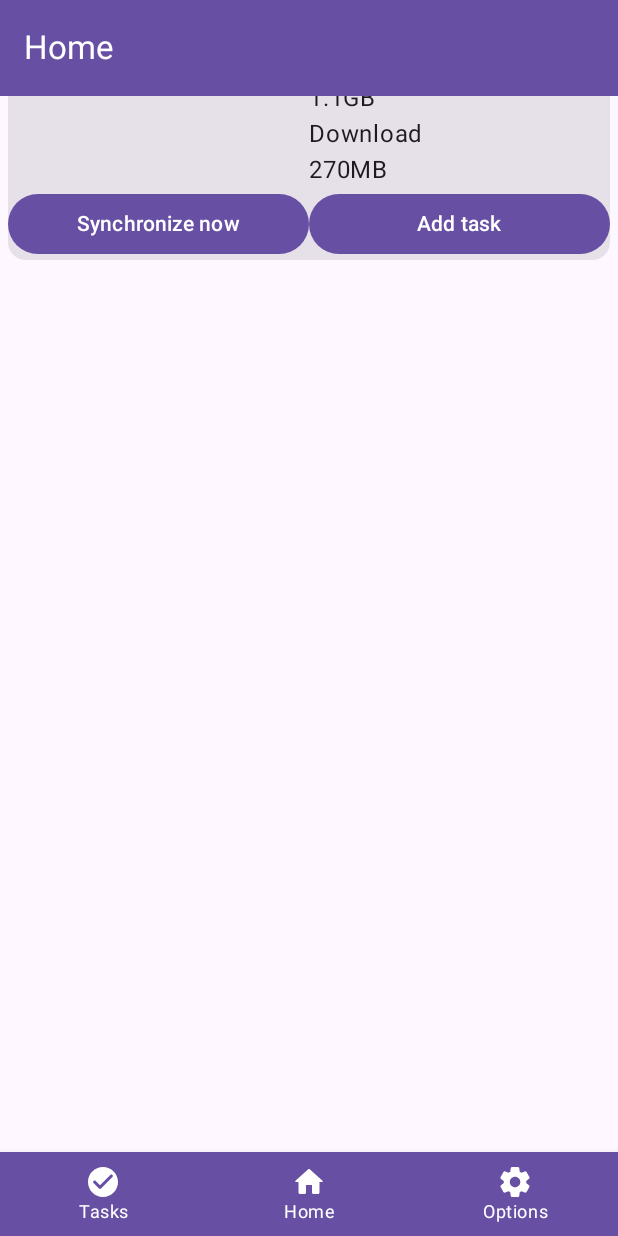
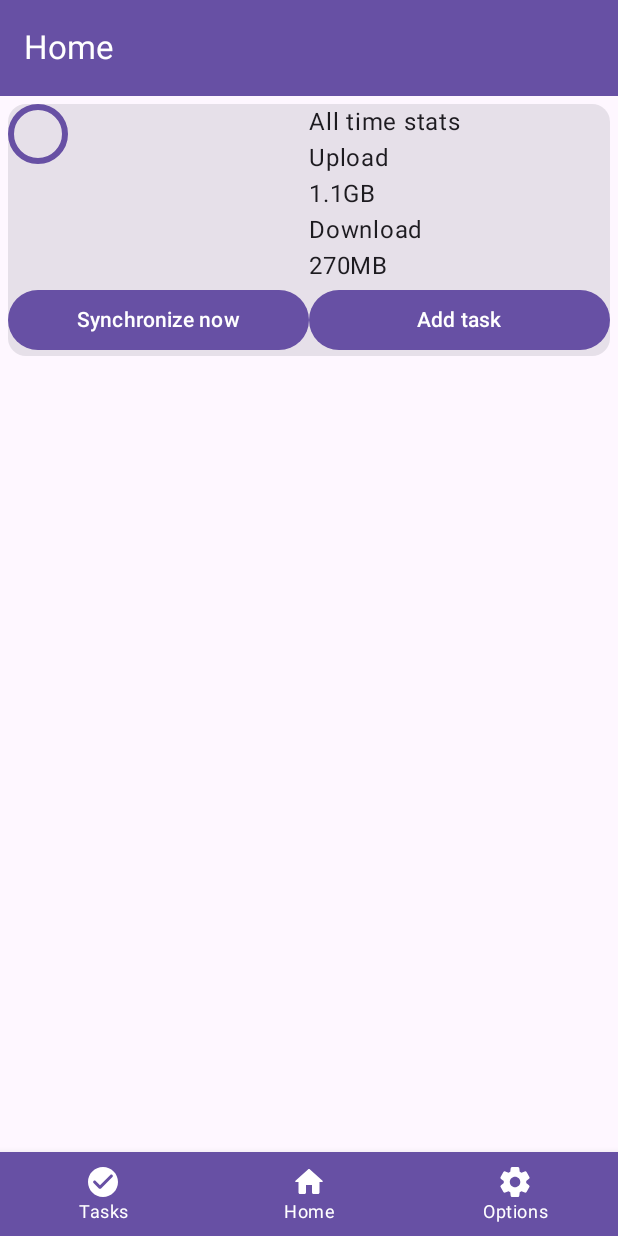
Before and after one commit to DanyaSWorlD/NextSync, an Android app built with Jetpack Compose: the screen it shows after launch (MainActivity), on a phone screen of 412 x 824 dp. Run offline under Robolectric (Android 15) with nearby library versions, the phone set to English and light mode, and no system bars.

Commit message:
Fix Ui rendering behind top app bar

```diff
--- a/app/src/main/java/com/next/sync/MainActivity.kt
+++ b/app/src/main/java/com/next/sync/MainActivity.kt
@@ -1,38 +1,36 @@
 package com.next.sync
 
-import android.content.res.Resources.Theme
 import android.os.Bundle
 import androidx.activity.ComponentActivity
 import androidx.activity.compose.setContent
-import androidx.compose.foundation.isSystemInDarkTheme
+import androidx.compose.foundation.layout.Column
 import androidx.compose.foundation.layout.RowScope
 import androidx.compose.foundation.layout.fillMaxSize
 import androidx.compose.foundation.layout.padding
-import androidx.compose.material3.Scaffold
-import androidx.compose.material3.Surface
-import androidx.compose.runtime.Composable
-import androidx.compose.ui.Modifier
-import androidx.compose.ui.tooling.preview.Preview
-import androidx.navigation.NavHostController
-import androidx.navigation.compose.NavHost
-import androidx.navigation.compose.composable
-import androidx.navigation.compose.rememberNavController
-import com.next.sync.ui.components.bottom_bar.BottomBarScreen
-import com.next.sync.ui.options.DashboardScreen
-import com.next.sync.ui.home.HomeScreen
-import com.next.sync.ui.tasks.NotificationScreen
-import com.next.sync.ui.theme.AppTheme
 import androidx.compose.material.BottomNavigation
 import androidx.compose.material.BottomNavigationItem
 import androidx.compose.material.Text
 import androidx.compose.material3.ExperimentalMaterial3Api
 import androidx.compose.material3.Icon
 import androidx.compose.material3.MaterialTheme
+import androidx.compose.material3.Scaffold
+import androidx.compose.material3.Surface
 import androidx.compose.material3.TopAppBar
 import androidx.compose.material3.TopAppBarDefaults
-import androidx.compose.material3.lightColorScheme
+import androidx.compose.runtime.Composable
+import androidx.compose.ui.Modifier
+import androidx.compose.ui.tooling.preview.Preview
 import androidx.navigation.NavGraph.Companion.findStartDestination
+import androidx.navigation.NavHostController
+import androidx.navigation.compose.NavHost
+import androidx.navigation.compose.composable
 import androidx.navigation.compose.currentBackStackEntryAsState
+import androidx.navigation.compose.rememberNavController
+import com.next.sync.ui.components.bottom_bar.BottomBarScreen
+import com.next.sync.ui.home.HomeScreen
+import com.next.sync.ui.options.DashboardScreen
+import com.next.sync.ui.tasks.NotificationScreen
+import com.next.sync.ui.theme.AppTheme
 
 class MainActivity : ComponentActivity() {
 
@@ -119,10 +117,17 @@ fun MainScreen() {
         bottomBar = { AppBottomBar(navController = navController) },
     ) //content:
     { paddingValues ->
-        BottomNavigationGraph(
-            navController = navController,
-            paddingModifier = Modifier.padding(paddingValues)
-        )
+        Column(
+            modifier = Modifier
+                .fillMaxSize()
+                .padding(paddingValues)
+        ) {
+            BottomNavigationGraph(
+                navController = navController,
+                paddingModifier = Modifier.padding(paddingValues)
+            )
+        }
+
     }
 }
 
```
